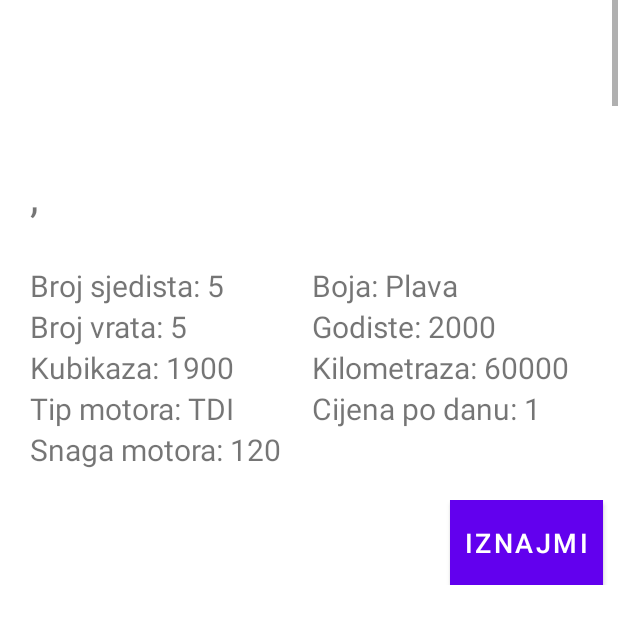
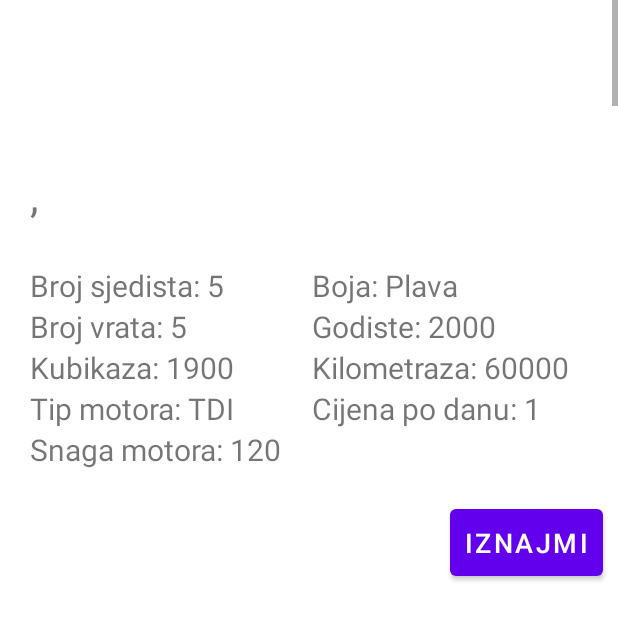
Before and after one commit to jovan996/RentACar, an Android app: the DetailViewActivity screen opened directly, with no data from a screen before it, on a phone screen of 412 x 824 dp, the part 572-1216 px from its top. Run offline under Robolectric (Android 15) with nearby library versions, the phone set to English and light mode, and no system bars; our stand-ins replace ButterKnife; libraries missing offline, so code that uses them is left out: com.mikepenz.materialdrawer; 8 statements that could not run were skipped.

Commit message:
sitne izmjene

```diff
--- a/app/src/main/java/com/example/rentacar/Aktivnosti/DetailViewActivity.java
+++ b/app/src/main/java/com/example/rentacar/Aktivnosti/DetailViewActivity.java
@@ -151,9 +151,9 @@ public class DetailViewActivity extends AppCompatActivity implements OnMapReadyC
         brojVrata = (TextView) findViewById(R.id.detailViewBrojVrata);
         kubikaza = (TextView) findViewById(R.id.detailViewKubikaza);
         tipMotora= (TextView) findViewById(R.id.detailViewMotor);
-        snagaMotora = (TextView) findViewById(R.id.detailViewSnagaMotora);
+        snagaMotora = findViewById(R.id.detailViewSnagaMotora);
         boja= (TextView) findViewById(R.id.detailViewBoja);
-        godiste= (TextView) findViewById(R.id.detailViewGodiste);
+        godiste= findViewById(R.id.detailViewGodiste);
         kilometraza = (TextView) findViewById(R.id.detailViewKilometraza);
         cijenaPoDanu = (TextView) findViewById(R.id.detailViewCijeniPoDanu);
         omiljeni = (CheckBox) findViewById(R.id.detailViewCekirajOmiljeni);
--- a/app/src/main/java/com/example/rentacar/utils/DrawerUtil.java
+++ b/app/src/main/java/com/example/rentacar/utils/DrawerUtil.java
@@ -41,7 +41,7 @@ public class DrawerUtil {
 
         switch (AppCompatDelegate.getDefaultNightMode()){
             case AppCompatDelegate.MODE_NIGHT_YES:
-                backgroundColor= 0xFF080808;
+                backgroundColor= 0xFF1F1B24;
                 textColor= Color.LTGRAY;
                 pocetnaSlika= R.drawable.ic_home_black_24dp_siva;
                 prijavaSlika=R.drawable.ic_account_circle_black_24dp_siva;
--- a/app/src/main/res/layout/activity_detail_view.xml
+++ b/app/src/main/res/layout/activity_detail_view.xml
@@ -154,8 +154,8 @@
                     android:text="@string/iznajmi"
                     android:textSize="18sp"
                     android:padding="10dp"
-                    android:layout_marginRight="10dp"
-                    android:background="@color/svijetloPlava2"/>
+                    android:layout_marginRight="10dp" />
+<!--                    android:background="@color/svijetloPlava2"/>-->
 
             </LinearLayout>
 
--- a/app/src/main/res/layout/item_automobil.xml
+++ b/app/src/main/res/layout/item_automobil.xml
@@ -45,10 +45,11 @@
             android:layout_height="38dp"
             android:layout_marginRight="7dp"
             android:layout_marginBottom="10dp"
-            android:background="@color/svijetloPlava2"
             android:padding="6dp"
             android:text="@string/prikazi_detalje"
-            android:textSize="10sp"></Button>
+            android:textSize="10sp" />
+<!--            android:background="@color/svijetloPlava2"-->
+
     </LinearLayout>
 
 </LinearLayout>
```
Also changed, not shown: app/src/main/res/values/styles.xml (+6 -6 lines).
